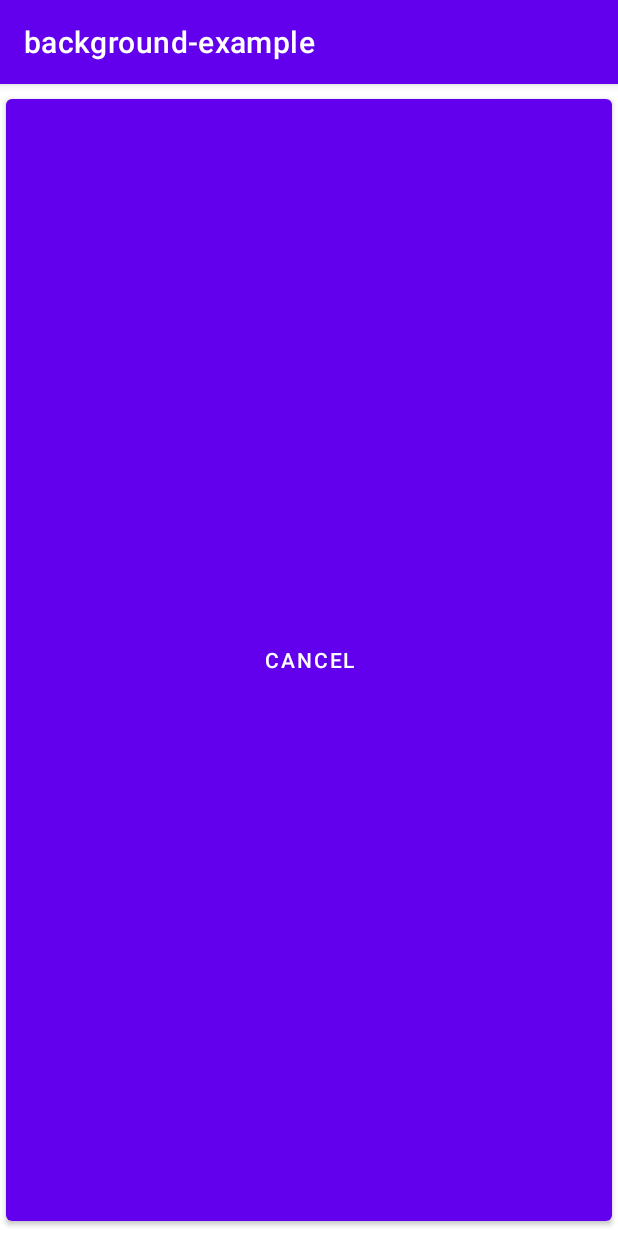
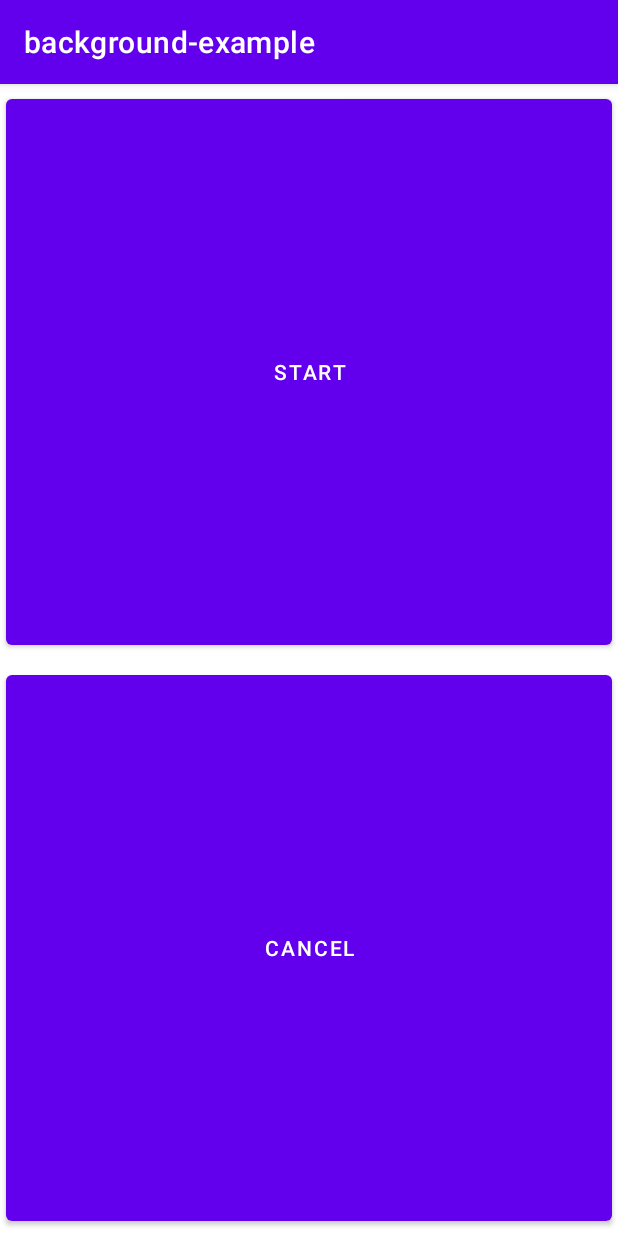
Before and after one commit to nosix/android-background-example, an Android app: the screen it shows after launch (MainActivity), on a phone screen of 412 x 824 dp. Run offline under Robolectric (Android 15) with nearby library versions, the phone set to English and light mode, and no system bars; our stand-ins replace Timber.

Commit message:
add start button

```diff
--- a/app/src/main/java/jp/funmake/example/background/MainActivity.kt
+++ b/app/src/main/java/jp/funmake/example/background/MainActivity.kt
@@ -21,10 +21,12 @@ class MainActivity : AppCompatActivity() {
         super.onCreate(savedInstanceState)
         setContentView(R.layout.activity_main)
         log.d("MainActivity::onCreate")
+        findViewById<Button>(R.id.start).setOnClickListener {
+            startBackgroundTasks()
+        }
         findViewById<Button>(R.id.cancel).setOnClickListener {
             cancel()
         }
-        startBackgroundTasks()
     }
 
     override fun onStart() {
--- a/app/src/main/res/layout/activity_main.xml
+++ b/app/src/main/res/layout/activity_main.xml
@@ -8,14 +8,25 @@
     tools:context=".MainActivity">
 
     <Button
-        android:id="@+id/cancel"
+        android:id="@+id/start"
         android:layout_width="0dp"
         android:layout_height="0dp"
-        android:text="@string/text_cancel"
         android:layout_margin="4dp"
-        app:layout_constraintBottom_toBottomOf="parent"
+        android:text="@string/text_start"
+        app:layout_constraintBottom_toTopOf="@id/cancel"
         app:layout_constraintEnd_toEndOf="parent"
         app:layout_constraintStart_toStartOf="parent"
         app:layout_constraintTop_toTopOf="parent" />
 
+    <Button
+        android:id="@+id/cancel"
+        android:layout_width="0dp"
+        android:layout_height="0dp"
+        android:layout_margin="4dp"
+        android:text="@string/text_cancel"
+        app:layout_constraintBottom_toBottomOf="parent"
+        app:layout_constraintEnd_toEndOf="parent"
+        app:layout_constraintStart_toStartOf="parent"
+        app:layout_constraintTop_toBottomOf="@id/start" />
+
 </androidx.constraintlayout.widget.ConstraintLayout>
--- a/app/src/main/res/values/strings.xml
+++ b/app/src/main/res/values/strings.xml
@@ -1,4 +1,5 @@
 <resources>
     <string name="app_name">background-example</string>
     <string name="text_cancel">Cancel</string>
+    <string name="text_start">Start</string>
 </resources>
```
